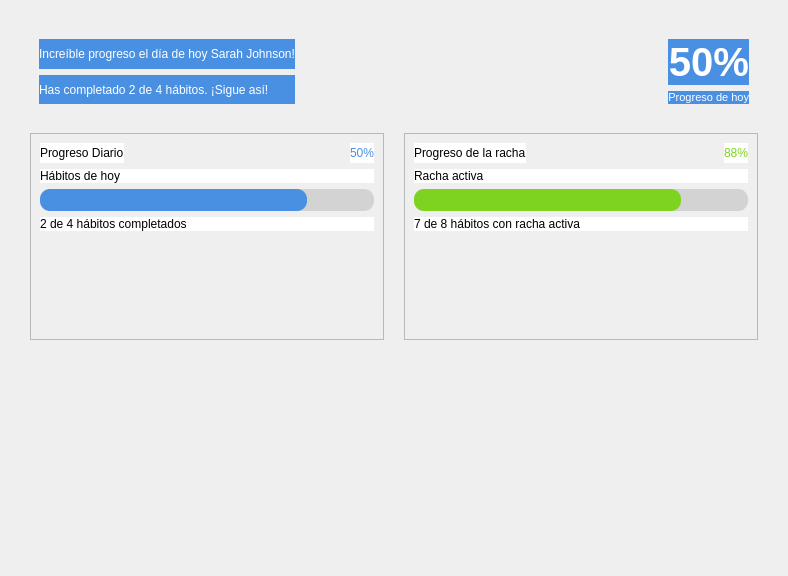
Above: infraestructure/ui/pages/dashboard/dashboard_view.ui from judajaavAlt/PI2 before the change. Below: the same form after it.
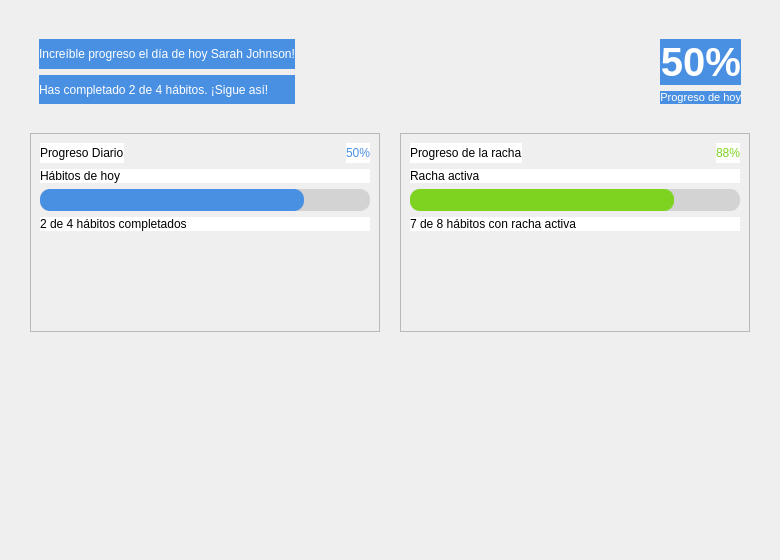
That is the form after the change.

Commit message: fixed dashboard habit percentages, still to fix streak one

```diff
--- a/infraestructure/ui/pages/dashboard/dashboard_view.ui
+++ b/infraestructure/ui/pages/dashboard/dashboard_view.ui
@@ -6,8 +6,8 @@
    <rect>
     <x>0</x>
     <y>0</y>
-    <width>788</width>
-    <height>576</height>
+    <width>780</width>
+    <height>560</height>
    </rect>
   </property>
   <property name="windowTitle">
@@ -265,7 +265,7 @@
          </widget>
         </item>
         <item>
-         <widget class="QLabel" name="progressText">
+         <widget class="QLabel" name="todayProgressText">
           <property name="styleSheet">
            <string notr="true">background-color: white</string>
           </property>
@@ -368,7 +368,7 @@
          </widget>
         </item>
         <item>
-         <widget class="QLabel" name="progressText">
+         <widget class="QLabel" name="streakProgressText">
           <property name="styleSheet">
            <string notr="true">background-color: white</string>
           </property>
```
The commit also changes 1 other file.
